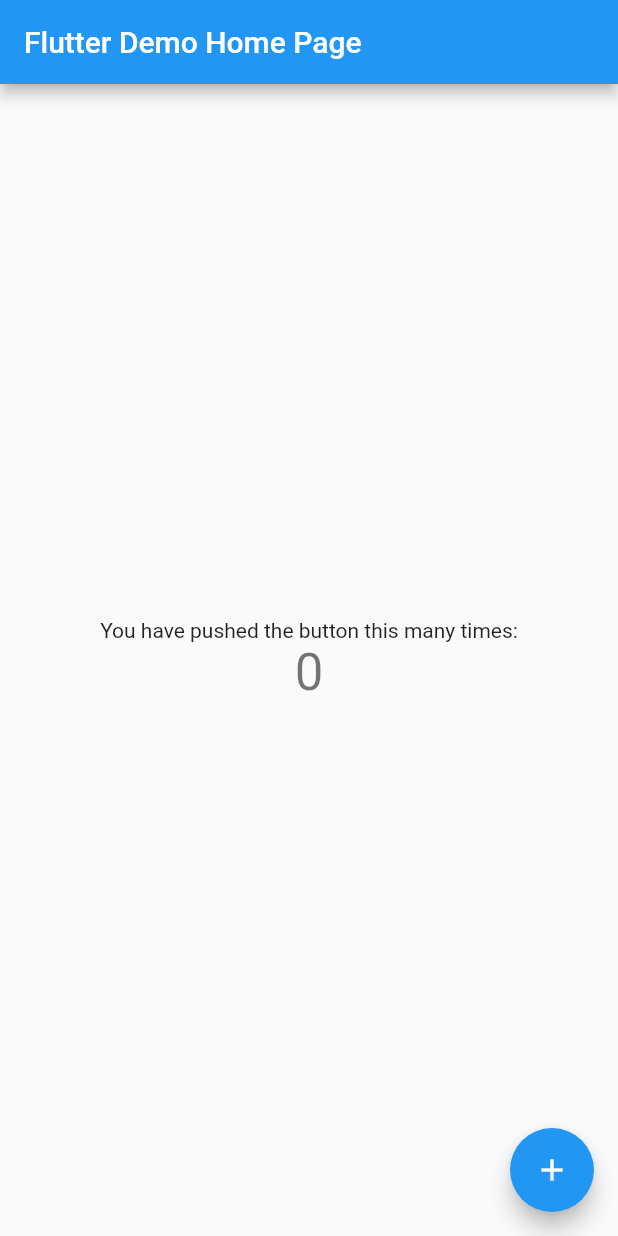
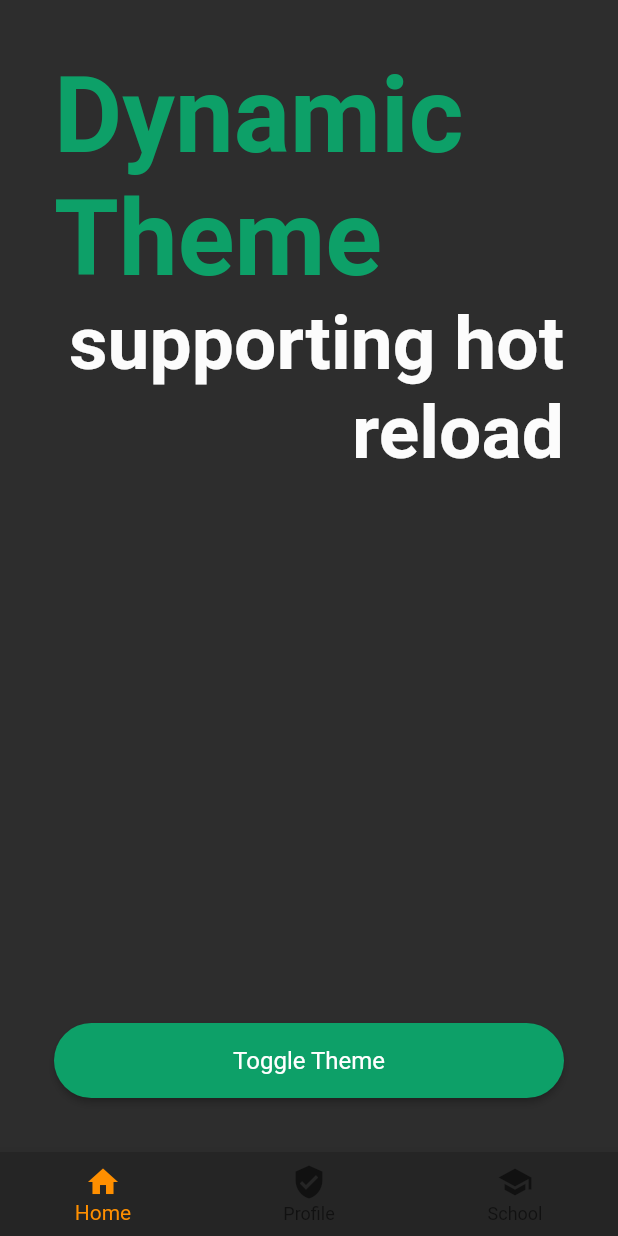
Before and after one commit to RhandallTimtiman/consumer_app, a Flutter app: the screen it shows after launch, on a phone screen of 412 x 824 dp. Run offline on Flutter 3.47's test engine with Material 2 defaults, Android fonts, the phone set to English and light mode, and no system bars; our stand-ins replace get; Roboto replaces fonts that are missing (Montserrat).

Commit message:
test dynamic theme

```diff
--- /dev/null
+++ b/lib/app/core/constants/app_color.dart
@@ -0,0 +1,38 @@
+import 'package:consumer_app/app/core/provider/theme.provider.dart';
+import 'package:consumer_app/app/data/interface/interface.dart';
+import 'package:flutter/material.dart';
+
+class AppThemeColor {
+  final ThemeType _themeType;
+  AppThemeColor(this._themeType);
+
+  ThemeColors getColors() {
+    if (_themeType == ThemeType.dark) {
+      return DarkColors();
+    } else {
+      return LightColors();
+    }
+  }
+}
+
+class LightColors extends ThemeColors {
+  LightColors()
+      : super(
+          primary: const Color(0xFF155174),
+          secondary: const Color(0xFF696969),
+          background: const Color(0xffF2F2F2),
+          mainBackground: const Color(0xffF2F2F2),
+        );
+}
+
+class DarkColors extends ThemeColors {
+  DarkColors()
+      : super(
+          primary: const Color(0xFF0DA068),
+          secondary: const Color(0xFFFCFCFC),
+          background: const Color(0xFF252525),
+          mainBackground: const Color(
+            0xFF2d2d2d,
+          ),
+        );
+}
--- /dev/null
+++ b/lib/app/core/constants/app_routes.dart
@@ -0,0 +1,13 @@
+import 'package:consumer_app/app/module/screen/screen.dart';
+import 'package:get/get.dart';
+
+class AppRoutes {
+  AppRoutes._();
+
+  static final routes = [
+    GetPage(
+      name: '/home',
+      page: () => const HomeScreen(),
+    ),
+  ];
+}
--- /dev/null
+++ b/lib/app/core/provider/theme.provider.dart
@@ -0,0 +1,25 @@
+import 'package:consumer_app/app/core/constants/app_color.dart';
+import 'package:consumer_app/app/core/constants/app_theme.dart';
+import 'package:consumer_app/app/data/interface/interface.dart';
+import 'package:flutter/material.dart';
+
+enum ThemeType { light, dark }
+
+class ThemeProvider extends ChangeNotifier {
+  ThemeType _type = ThemeType.dark;
+
+  toggleTheme() {
+    if (_type != ThemeType.light) {
+      _type = ThemeType.light;
+    } else {
+      _type = ThemeType.dark;
+    }
+
+    return notifyListeners();
+  }
+
+  ThemeData getCurrentTheme() =>
+      _type == ThemeType.dark ? AppTheme().dark : AppTheme().light;
+
+  ThemeColors getColors() => AppThemeColor(_type).getColors();
+}
--- /dev/null
+++ b/lib/app/data/controller/controller.dart
@@ -0,0 +1 @@
+export 'profile.controller.dart';
--- /dev/null
+++ b/lib/app/data/interface/interface.dart
@@ -0,0 +1 @@
+export 'theme_colors.interface.dart';
--- /dev/null
+++ b/lib/app/data/interface/theme_colors.interface.dart
@@ -0,0 +1,19 @@
+import 'package:flutter/material.dart';
+
+abstract class ThemeColors {
+  ThemeColors({
+    required this.primary,
+    required this.secondary,
+    required this.background,
+    required this.mainBackground,
+  });
+
+  Color primary;
+  Color secondary;
+
+  Color mainBackground;
+  Color background;
+
+  Color white = const Color(0xffffffff);
+  Color lightGray = const Color(0xffa9a9a9);
+}
--- a/lib/app/module/screen/home.screen.dart
+++ b/lib/app/module/screen/home.screen.dart
@@ -1,4 +1,8 @@
+import 'package:consumer_app/app/core/provider/theme.provider.dart';
+import 'package:consumer_app/app/module/screen/screen.dart';
+import 'package:consumer_app/app/module/screen/test.screen.dart';
 import 'package:flutter/material.dart';
+import 'package:provider/provider.dart';
 
 class HomeScreen extends StatefulWidget {
   const HomeScreen({Key? key}) : super(key: key);
@@ -8,8 +12,48 @@ class HomeScreen extends StatefulWidget {
 }
 
 class _HomeScreenState extends State<HomeScreen> {
+  int _selectedIndex = 0;
+
+  void _onItemTapped(int index) {
+    setState(() {
+      _selectedIndex = index;
+    });
+  }
+
+  static const List<Widget> _widgetOptions = <Widget>[
+    TestScreen(),
+    ProfileScreen(),
+    Text(
+      'Index 2: School',
+    ),
+  ];
   @override
   Widget build(BuildContext context) {
-    return Container();
+    return Consumer<ThemeProvider>(
+      builder: (context, theme, _) => Scaffold(
+        body: SafeArea(
+          child: _widgetOptions.elementAt(_selectedIndex),
+        ),
+        bottomNavigationBar: BottomNavigationBar(
+          items: const [
+            BottomNavigationBarItem(
+              icon: Icon(Icons.home),
+              label: 'Home',
+            ),
+            BottomNavigationBarItem(
+              icon: Icon(Icons.verified_user),
+              label: 'Profile',
+            ),
+            BottomNavigationBarItem(
+              icon: Icon(Icons.school),
+              label: 'School',
+            ),
+          ],
+          currentIndex: _selectedIndex,
+          selectedItemColor: Colors.amber[800],
+          onTap: _onItemTapped,
+        ),
+      ),
+    );
   }
 }
--- a/lib/app/module/screen/screen.dart
+++ b/lib/app/module/screen/screen.dart
@@ -1 +1,2 @@
 export 'home.screen.dart';
+export 'profile.screen.dart';
--- /dev/null
+++ b/lib/app/module/screen/test.screen.dart
@@ -0,0 +1,54 @@
+import 'package:consumer_app/app/core/provider/theme.provider.dart';
+import 'package:flutter/material.dart';
+import 'package:provider/provider.dart';
+
+class TestScreen extends StatefulWidget {
+  const TestScreen({Key? key}) : super(key: key);
+
+  @override
+  State<TestScreen> createState() => _TestScreenState();
+}
+
+class _TestScreenState extends State<TestScreen> {
+  @override
+  Widget build(BuildContext context) {
+    return Consumer<ThemeProvider>(builder: (context, theme, _) {
+      return Padding(
+        padding: const EdgeInsets.all(36),
+        child: Column(
+          mainAxisSize: MainAxisSize.max,
+          children: [
+            Column(
+              crossAxisAlignment: CrossAxisAlignment.start,
+              children: [
+                Text('Dynamic Theme',
+                    textAlign: TextAlign.left,
+                    style: Theme.of(context).textTheme.headline6),
+                Text(
+                  'supporting hot reload',
+                  textAlign: TextAlign.right,
+                  style: Theme.of(context).textTheme.headline5?.apply(
+                        color: theme.getColors().secondary,
+                      ),
+                ),
+              ],
+            ),
+            const Spacer(),
+            ElevatedButton(
+              style: ElevatedButton.styleFrom(
+                  shape: const RoundedRectangleBorder(
+                    borderRadius: BorderRadius.all(Radius.circular(30)),
+                  ),
+                  minimumSize: const Size(double.infinity, 50),
+                  textStyle: const TextStyle(fontSize: 16)),
+              onPressed: () =>
+                  Provider.of<ThemeProvider>(context, listen: false)
+                      .toggleTheme(),
+              child: const Text('Toggle Theme'),
+            )
+          ],
+        ),
+      );
+    });
+  }
+}
--- a/lib/main.dart
+++ b/lib/main.dart
@@ -1,7 +1,20 @@
+import 'package:consumer_app/app/core/constants/app_routes.dart';
+import 'package:consumer_app/app/core/provider/theme.provider.dart';
 import 'package:flutter/material.dart';
+import 'package:get/get.dart';
+import 'package:provider/provider.dart';
 
 void main() {
-  runApp(const MyApp());
+  runApp(
+    MultiProvider(
+      providers: [
+        ChangeNotifierProvider(
+          create: (_) => ThemeProvider(),
+        )
+      ],
+      child: const MyApp(),
+    ),
+  );
 }
 
 class MyApp extends StatelessWidget {
@@ -10,59 +23,11 @@ class MyApp extends StatelessWidget {
   // This widget is the root of your application.
   @override
   Widget build(BuildContext context) {
-    return MaterialApp(
-      title: 'Flutter Demo',
-      theme: ThemeData(
-        primarySwatch: Colors.blue,
-      ),
-      home: const MyHomePage(title: 'Flutter Demo Home Page'),
+    return GetMaterialApp(
+      getPages: AppRoutes.routes,
+      initialRoute: '/home',
+      theme: Provider.of<ThemeProvider>(context).getCurrentTheme(),
+      debugShowCheckedModeBanner: false,
     );
   }
 }
-
-class MyHomePage extends StatefulWidget {
-  const MyHomePage({Key? key, required this.title}) : super(key: key);
-
-  final String title;
-
-  @override
-  State<MyHomePage> createState() => _MyHomePageState();
-}
-
-class _MyHomePageState extends State<MyHomePage> {
-  int _counter = 0;
-
-  void _incrementCounter() {
-    setState(() {
-      _counter++;
-    });
-  }
-
-  @override
-  Widget build(BuildContext context) {
-    return Scaffold(
-      appBar: AppBar(
-        title: Text(widget.title),
-      ),
-      body: Center(
-        child: Column(
-          mainAxisAlignment: MainAxisAlignment.center,
-          children: <Widget>[
-            const Text(
-              'You have pushed the button this many times:',
-            ),
-            Text(
-              '$_counter',
-              style: Theme.of(context).textTheme.headline4,
-            ),
-          ],
-        ),
-      ),
-      floatingActionButton: FloatingActionButton(
-        onPressed: _incrementCounter,
-        tooltip: 'Increment',
-        child: const Icon(Icons.add),
-      ),
-    );
-  }
-}
--- a/pubspec.yaml
+++ b/pubspec.yaml
@@ -30,7 +30,7 @@ dependencies:
   flutter:
     sdk: flutter
   get: ^4.6.5
-
+  provider: ^6.0.3
 
   # The following adds the Cupertino Icons font to your application.
   # Use with the CupertinoIcons class for iOS style icons.
```
Also changed, not shown: lib/app/core/constants/app_theme.dart (added, +40 -0 lines), lib/app/data/controller/profile.controller.dart (added, +10 -0 lines), lib/app/module/binding/profile.binding.dart (added, +11 -0 lines), lib/app/module/screen/profile.screen.dart (added, +32 -0 lines), pubspec.lock.
